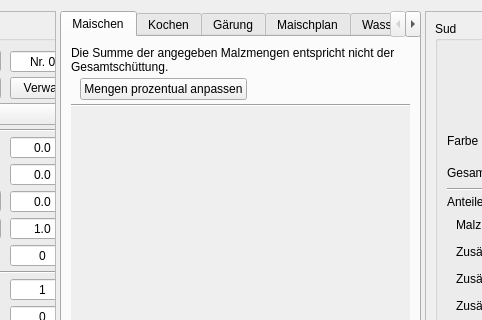
This is kleiner-brauhelfer/tabrezept.ui in kleiner-brauhelfer/kleiner-brauhelfer-2 as Qt 5 draws it before an edit; both pictures show x 225 to 707 and y 0 to 320 of the 1086 by 714 pixel window. The edited form follows.
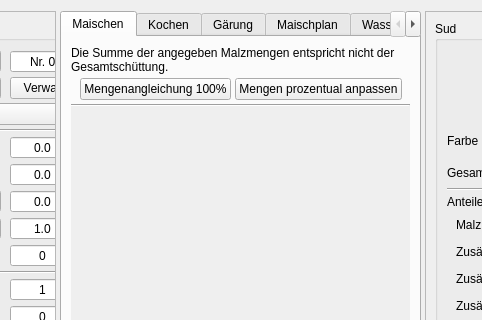
This is the edited form. Icons and pictures are not drawn. Custom widgets are drawn as their Qt base class.

Commit message: Malz "Mengenangleichung 100%"

The edit to the form file:
```diff
--- a/kleiner-brauhelfer/tabrezept.ui
+++ b/kleiner-brauhelfer/tabrezept.ui
@@ -940,6 +940,13 @@
              <property name="leftMargin">
               <number>9</number>
              </property>
+             <item>
+              <widget class="QPushButton" name="btnMalzAufteilen">
+               <property name="text">
+                <string>Mengenangleichung 100%</string>
+               </property>
+              </widget>
+             </item>
              <item>
               <widget class="QPushButton" name="btnMalzProzente">
                <property name="toolTip">
```
The commit also changes 14 other files.
